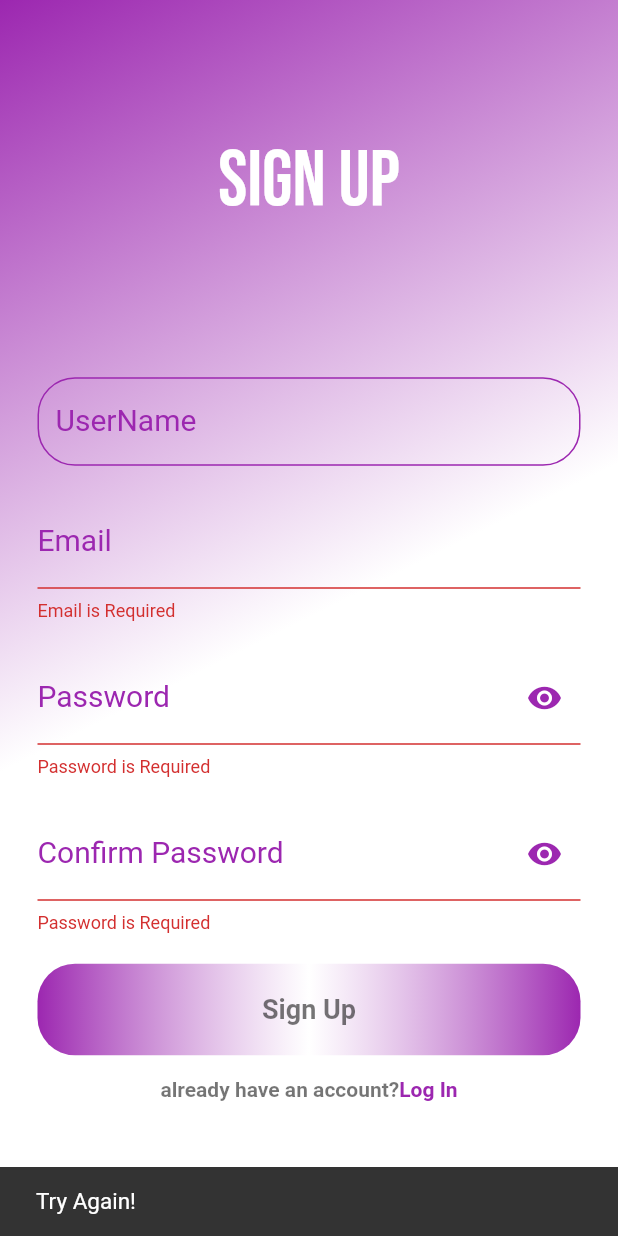
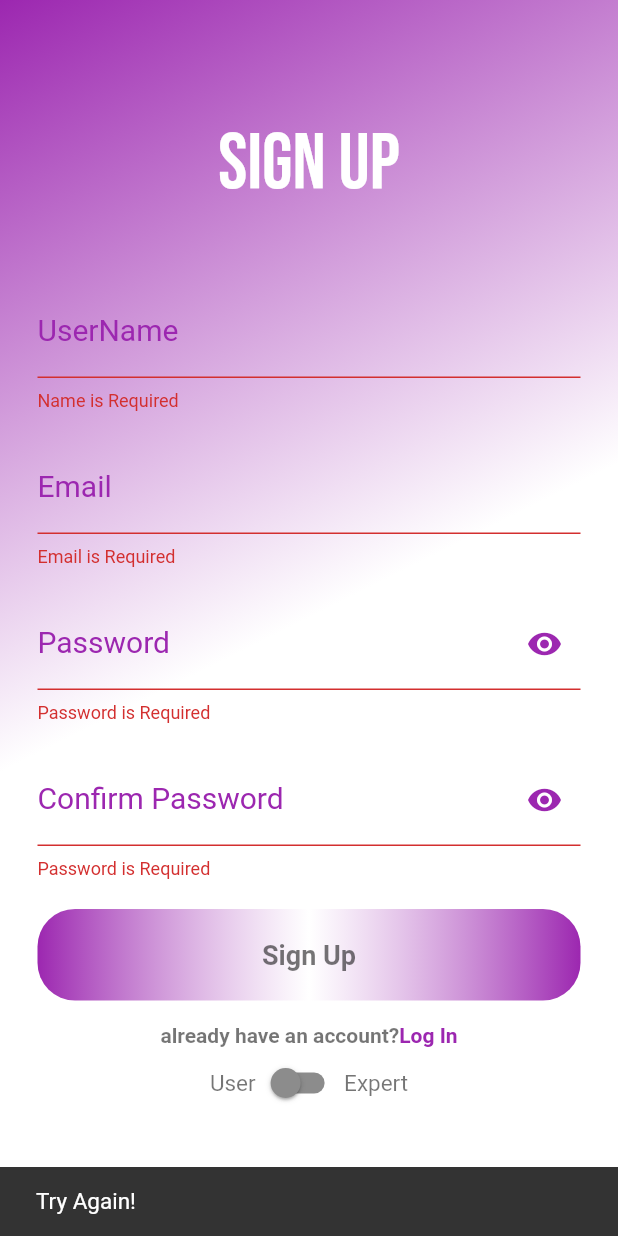
Before and after one commit to wassemmj/WO, a Flutter app: the SignUp screen opened directly, after a tap on "Sign Up", on a phone screen of 412 x 824 dp. Run offline on Flutter 3.47's test engine with Material 2 defaults, Android fonts, the phone set to English and light mode, and no system bars; our stand-ins replace google_fonts, image_picker.

Commit message:
last in 12/8

```diff
--- a/lib/Screen/singup_screen.dart
+++ b/lib/Screen/singup_screen.dart
@@ -1,3 +1,4 @@
+import 'package:cons_app/Screen/expert_profile_screen.dart';
 import 'package:cons_app/Screen/login_screen.dart';
 import 'package:flutter/material.dart';
 import 'package:google_fonts/google_fonts.dart';
@@ -12,10 +13,14 @@
 class _SignUpState extends State<SignUp> {
   final _formKey = GlobalKey<FormState>();
   bool obscure = true;
+  bool coObscure = true;
+
   final emailController = TextEditingController();
   final passwordController = TextEditingController();
   final userNameController = TextEditingController();
-  final ConfirmPasswordController = TextEditingController();
+  final confirmPasswordController = TextEditingController();
+
+  bool isExpert = false;
 
   @override
   Widget build(BuildContext context) {
@@ -36,8 +41,8 @@
               child: Column(
                 mainAxisAlignment: MainAxisAlignment.center,
                 children: [
-                  Padding(
-                    padding: const EdgeInsets.only(bottom: 100),
+                  Container(
+                    padding: const EdgeInsets.only(bottom: 50),
                     child: Text(
                       'Sign Up',
                       style: GoogleFonts.bebasNeue(fontSize: 52, color: Colors.white),
@@ -65,11 +70,14 @@
                     ),
                     cursorColor: Colors.purple,
                     controller: userNameController,
-
-
+                    validator: (val) {
+                      if(val!.isEmpty) {
+                        return 'Name is Required';
+                      }
+                    },
                     style: const TextStyle(color: Colors.black54),
                   ),
-                  SizedBox(height: 20,),
+                  const SizedBox(height: 20),
                   TextFormField(
                     decoration: InputDecoration(
                       hintText: 'Enter Email',
@@ -104,7 +112,7 @@
                     },
                     style: const TextStyle(color: Colors.black54),
                   ),
-                  SizedBox(height: 20,),
+                  const SizedBox(height: 20),
                   TextFormField(
                     decoration: InputDecoration(
                       hintText: 'Enter Your Password',
@@ -161,12 +169,12 @@
                       ),
                       suffixIcon: IconButton(
                         icon: Icon(
-                          obscure ? Icons.visibility : Icons.visibility_off,
+                          coObscure ? Icons.visibility : Icons.visibility_off,
                           color: Colors.purple,
                         ),
                         onPressed: () {
                           setState(() {
-                            obscure = !obscure;
+                            coObscure = !coObscure;
                           });
                         },
                       ),
@@ -180,20 +188,19 @@
                       ),
                     ),
                     cursorColor: Colors.purple,
-                    obscureText: obscure,
-                    controller: ConfirmPasswordController,
+                    obscureText: coObscure,
+                    controller: confirmPasswordController,
                     validator: (val) {
                       if(val!.isEmpty) {
                         return 'Password is Required';
-                      } else if(passwordController.value!=ConfirmPasswordController.value) {
-                        return ' Password dosen\'t match';
+                      } else if(passwordController.value!=confirmPasswordController.value) {
+                        return ' Passwords don\'t match';
                       }
-
                     },
                     style: const TextStyle(color: Colors.black54),
                   ),
                   const SizedBox(height: 20),
-                  InkWell(
+                  InkWell (
                     child: Container(
                       padding: const EdgeInsets.all(20),
                       decoration: BoxDecoration(
@@ -206,10 +213,10 @@
                         ),
                         borderRadius: BorderRadius.circular(25),
                       ),
-                      child: const Center(
+                      child: Center(
                         child: Text(
-                          'Sign Up',
-                          style: TextStyle(
+                          isExpert? 'Continue':'Sign Up',
+                          style: const TextStyle(
                             color: Colors.black54,
                             fontWeight: FontWeight.bold,
                             fontSize: 18,
@@ -219,16 +226,21 @@
                     ),
                     onTap: () {
                       if(_formKey.currentState!.validate()) {
-                        ScaffoldMessenger.of(context).showSnackBar(
-                            const SnackBar(
-                              content: Text("Sign up Successfully",style: TextStyle(fontSize: 15),),
-                              duration: Duration(seconds: 1),
-                            )
-                        );
-                        //Navigator.of(context).pushReplacement(MaterialPageRoute(builder: (_)=> const CatScreen()));
+                        if(!isExpert) {
+                          ScaffoldMessenger.of(context).showSnackBar(
+                              const SnackBar(
+                                content: Text("Register Successfully",style: TextStyle(fontSize: 15),),
+                                duration: Duration(seconds: 1),
+                              )
+                          );
+                        }
                         _formKey.currentState!.save();
                         emailController.clear();
                         passwordController.clear();
+                        if(isExpert) {
+                          var name = userNameController.value.text.split(' ');
+                          Navigator.of(context).pushReplacement(MaterialPageRoute(builder: (_)=>ExpertProfileScreen(name: name[0],)));
+                        }
                       } else {
                         ScaffoldMessenger.of(context).showSnackBar(
                             const SnackBar(
@@ -243,7 +255,7 @@
                   Row(
                     mainAxisAlignment: MainAxisAlignment.center,
                     children:  [
-                      Text(
+                      const Text(
                         'already have an account?',
                         style: TextStyle(
                           fontWeight: FontWeight.bold,
@@ -251,14 +263,14 @@
                         ),
                       ),
                       InkWell(
-                        child: Text(
+                        child: const Text(
                           'Log In',
                           style: TextStyle(
                             color: Colors.purple,
                             fontWeight: FontWeight.bold,
                           ),
                         ),
-                        onTap: (){Navigator.of(context).push(MaterialPageRoute(builder: (_)=>LoginScreen()));},
+                        onTap: (){Navigator.of(context).pushReplacement(MaterialPageRoute(builder: (_)=>const LoginScreen()));},
 
                         // onTap: () {
                         //   Navigator.of(context).pushReplacement(MaterialPageRoute(
@@ -266,6 +278,38 @@
                         // },
                       ),
                     ],
+                  ),
+                  Center(
+                    child: Row(
+                      mainAxisAlignment: MainAxisAlignment.center,
+                      children: [
+                        const Text(
+                          'User',
+                          style: TextStyle(
+                            color: Colors.black54,
+                            fontSize: 15,
+                          ),
+                        ),
+                        Switch(
+                          value: isExpert,
+                          activeColor: Colors.purple,
+                          inactiveThumbColor: Colors.black45,
+                          inactiveTrackColor: Colors.black45,
+                          onChanged: (val) {
+                            setState(() {
+                              isExpert = val;
+                            });
+                          },
+                        ),
+                        const Text(
+                          'Expert',
+                          style: TextStyle(
+                            color: Colors.black54,
+                            fontSize: 15,
+                          ),
+                        ),
+                      ],
+                    ),
                   ),
                 ],
               ),
--- a/lib/main.dart
+++ b/lib/main.dart
@@ -1,6 +1,4 @@
-import 'package:cons_app/Screen/expert_profile_screen.dart';
 import 'package:cons_app/Screen/login_screen.dart';
-import 'package:cons_app/Screen/singup_screen.dart';
 import 'package:flutter/material.dart';
 
 void main() {
@@ -20,7 +18,7 @@
         scaffoldBackgroundColor: Colors.grey.shade100,
         primarySwatch: Colors.grey,
       ),
-      home: const ExpertProfileScreen(),
+      home: const LoginScreen(),
     );
   }
 }
```
Also changed, not shown: lib/Screen/expert_profile_screen.dart (+76 -33 lines), images/i.png (added), images/person.jpeg (deleted).
